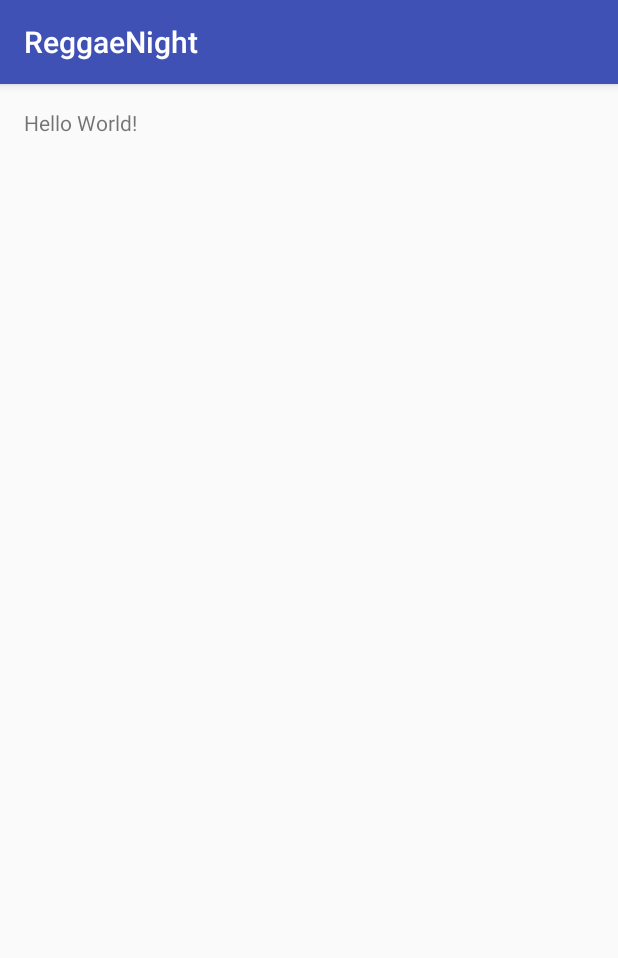
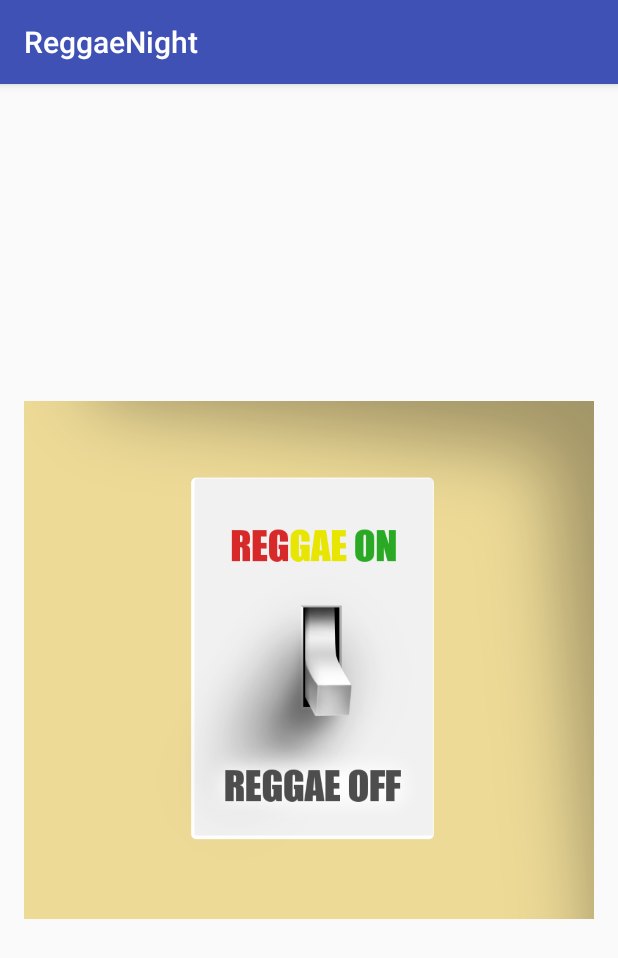
Before and after one commit to tyrann/ReggaeNight, an Android app: the screen it shows after launch (MainActivity), on a phone screen of 412 x 824 dp. Shown: the top 958 px of the screen. Run offline under Robolectric (Android 15) with nearby library versions, the phone set to English and light mode, and no system bars.

Commit message:
Images, switch button

```diff
--- a/app/src/main/java/com/corporation/appollo/reggaenight/MainActivity.java
+++ b/app/src/main/java/com/corporation/appollo/reggaenight/MainActivity.java
@@ -1,13 +1,52 @@
 package com.corporation.appollo.reggaenight;
 
+import android.graphics.Color;
 import android.support.v7.app.AppCompatActivity;
 import android.os.Bundle;
+import android.view.View;
+import android.widget.Button;
+import android.widget.ImageView;
 
 public class MainActivity extends AppCompatActivity {
+    private ImageView reggae_off;
+    private ImageView reggae_on;
+
+    private boolean reggaeIsOn = false;
 
     @Override
     protected void onCreate(Bundle savedInstanceState) {
         super.onCreate(savedInstanceState);
         setContentView(R.layout.activity_main);
+        reggae_off = (ImageView) findViewById(R.id.reggae_off);
+        reggae_on = (ImageView) findViewById(R.id.reggae_on);
+
+        // Invisible button
+        Button button = (Button) findViewById(R.id.trigger_button);
+        button.setVisibility(View.VISIBLE);
+        button.setBackgroundColor(Color.TRANSPARENT);
+
+        button.setOnClickListener(new View.OnClickListener() {
+            @Override
+            public void onClick(View v) {
+                triggerReggae();
+            }
+        });
     }
+
+    /**
+     * Triggers the reggae vibes
+     */
+    private void triggerReggae() {
+        if (reggaeIsOn) {
+            reggae_off.setVisibility(View.VISIBLE);
+            reggae_on.setVisibility(View.GONE);
+            reggaeIsOn = false;
+        } else {
+            reggae_off.setVisibility(View.GONE);
+            reggae_on.setVisibility(View.VISIBLE);
+            reggaeIsOn = true;
+        }
+    }
+
+
 }
--- a/app/src/main/res/layout/activity_main.xml
+++ b/app/src/main/res/layout/activity_main.xml
@@ -9,8 +9,29 @@
     android:paddingTop="@dimen/activity_vertical_margin"
     tools:context="com.corporation.appollo.reggaenight.MainActivity">
 
-    <TextView
+    <ImageView
         android:layout_width="wrap_content"
         android:layout_height="wrap_content"
-        android:text="Hello World!" />
+        android:id="@+id/reggae_off"
+        android:src="@drawable/reggae_off"
+        android:layout_alignParentTop="true"
+        android:layout_alignParentLeft="true"
+        android:layout_alignParentStart="true" />
+
+    <ImageView
+        android:visibility="gone"
+        android:layout_width="wrap_content"
+        android:layout_height="wrap_content"
+        android:id="@+id/reggae_on"
+        android:src="@drawable/reggae_on"
+        android:layout_alignParentTop="true"
+        android:layout_alignParentLeft="true"
+        android:layout_alignParentStart="true" />
+
+    <Button
+        android:layout_width="150px"
+        android:layout_height="200px"
+        android:id="@+id/trigger_button"
+        android:layout_centerVertical="true"
+        android:layout_centerHorizontal="true" />
 </RelativeLayout>
```
Also changed, not shown: app/src/main/res/drawable/reggae_off.png (renamed from app/src/main/res/mipmap-xhdpi/reggae_off.png), app/src/main/res/drawable/reggae_on.png (renamed from app/src/main/res/mipmap-xhdpi/reggae_on.png).
